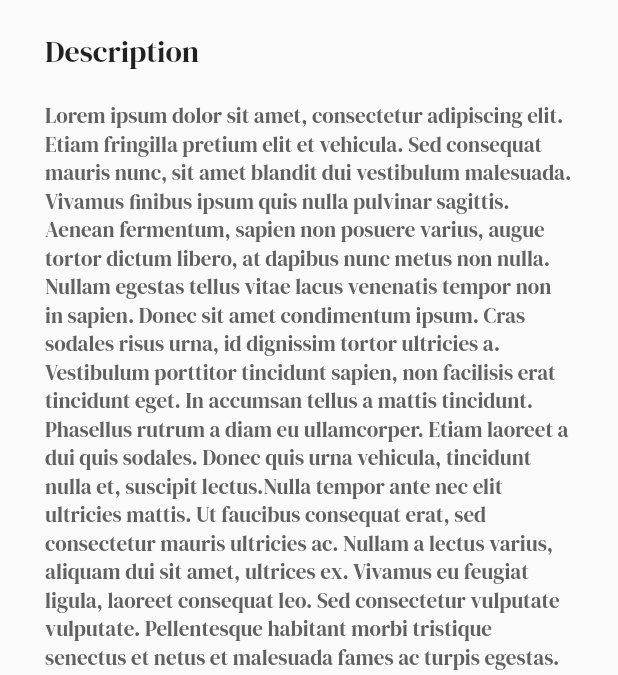
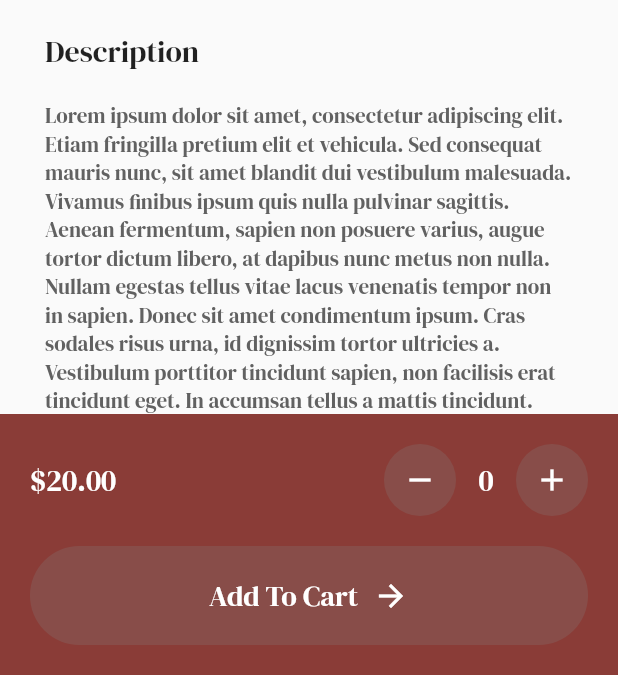
Before and after one commit to chetbis/sushi_flutter, a Flutter app: the MenuPage screen opened by its route, after a tap on "Salmon Sushi", on a phone screen of 412 x 824 dp, the part 561-1236 px from its top. Run offline on Flutter 3.47's test engine with Material 2 defaults, Android fonts, the phone set to English and light mode, and no system bars; our stand-ins replace google_fonts.

Commit message:
add quantity btns

```diff
--- a/lib/components/actionable_card.dart
+++ b/lib/components/actionable_card.dart
@@ -21,7 +21,6 @@ class ActionableCard extends StatelessWidget {
   @override
   Widget build(BuildContext context) {
     return Container(
-
       padding: const EdgeInsets.all(20),
       margin: const EdgeInsets.symmetric(horizontal: 25),
       decoration: BoxDecoration(
--- a/lib/components/button.dart
+++ b/lib/components/button.dart
@@ -1,5 +1,6 @@
 import 'package:flutter/material.dart';
 import 'package:google_fonts/google_fonts.dart';
+import 'package:sushi/theme/colors.dart';
 
 class MyButton extends StatelessWidget {
   final String text;
@@ -9,18 +10,20 @@ class MyButton extends StatelessWidget {
   const MyButton({
     super.key,
     required this.text,
-    required this.onTap,
+    this.onTap,
     required this.fontSize,
   });
 
   @override
   Widget build(BuildContext context) {
     return GestureDetector(
-      onTap: onTap,
+      onTap: () {
+        onTap?.call();
+      },
       child: Container(
         padding: const EdgeInsets.all(20),
         decoration: BoxDecoration(
-          color: const Color.fromARGB(212, 135, 81, 77),
+          color: secondaryColor,
           borderRadius: BorderRadius.circular(40),
         ),
         child: Row(
--- /dev/null
+++ b/lib/components/circular_icon_btn.dart
@@ -0,0 +1,26 @@
+import 'package:flutter/material.dart';
+import 'package:sushi/theme/colors.dart';
+
+class CircularIconButton extends StatelessWidget {
+  final IconData icon;
+  final void Function()? onPressed;
+
+  const CircularIconButton({super.key, required this.icon, this.onPressed});
+
+  @override
+  Widget build(BuildContext context) {
+    return Container(
+      decoration: const BoxDecoration(
+        color: secondaryColor,
+        shape: BoxShape.circle,
+      ),
+      child: IconButton(
+        color: Colors.white,
+        onPressed: () {
+          onPressed?.call();
+        },
+        icon: Icon(icon),
+      ),
+    );
+  }
+}
--- a/lib/components/food_tile.dart
+++ b/lib/components/food_tile.dart
@@ -6,7 +6,7 @@ class FoodTile extends StatelessWidget {
   final String name;
   final String price;
   final String rating;
-  final Function? onTapped;
+  final void Function()? onTapped;
 
   const FoodTile({
     super.key,
@@ -21,9 +21,7 @@ class FoodTile extends StatelessWidget {
   Widget build(BuildContext context) {
     return GestureDetector(
       onTap: () {
-        if (onTapped != null) {
-          onTapped!();
-        }
+        onTapped?.call();
       },
       child: Container(
         padding: const EdgeInsets.all(20),
--- a/lib/components/popular_food.dart
+++ b/lib/components/popular_food.dart
@@ -5,7 +5,7 @@ class PopularFood extends StatelessWidget {
   final String imagePath;
   final String foodName;
   final String price;
-  final Function? onTap;
+  final void Function()? onTap;
 
   const PopularFood({
     super.key,
@@ -19,9 +19,7 @@ class PopularFood extends StatelessWidget {
   Widget build(BuildContext context) {
     return GestureDetector(
       onTap: () {
-        if (onTap != null) {
-          onTap!();
-        }
+        onTap?.call();
       },
       child: Container(
         padding: const EdgeInsets.all(20),
--- a/lib/pages/food_details_page.dart
+++ b/lib/pages/food_details_page.dart
@@ -1,14 +1,35 @@
 import 'package:flutter/material.dart';
 import 'package:google_fonts/google_fonts.dart';
+import 'package:sushi/components/button.dart';
+import 'package:sushi/components/circular_icon_btn.dart';
 import 'package:sushi/models/food.dart';
+import 'package:sushi/theme/colors.dart';
 
-class FoodDetailsPage extends StatelessWidget {
+class FoodDetailsPage extends StatefulWidget {
   final Food foodItem;
 
   const FoodDetailsPage({
     super.key,
     required this.foodItem,
   });
+
+  @override
+  State<FoodDetailsPage> createState() => _FoodDetailsPageState();
+}
+
+class _FoodDetailsPageState extends State<FoodDetailsPage> {
+  int _itemQuantity = 0;
+  final _maxQuantity = 10;
+
+  _incrementQuantity() {
+    if (_itemQuantity >= _maxQuantity) return;
+    setState(() => ++_itemQuantity);
+  }
+
+  _decrementQuantity() {
+    if (_itemQuantity == 0) return;
+    setState(() => --_itemQuantity);
+  }
 
   @override
   Widget build(BuildContext context) {
@@ -23,12 +44,14 @@ class FoodDetailsPage extends StatelessWidget {
           children: [
             Expanded(
               child: ListView(
-                padding: const EdgeInsets.symmetric(horizontal: 30),
+                padding: const EdgeInsets.symmetric(
+                  horizontal: 30,
+                ),
                 children: [
                   Hero(
-                    tag: foodItem.imagePath,
+                    tag: widget.foodItem.imagePath,
                     child: Image.asset(
-                      foodItem.imagePath,
+                      widget.foodItem.imagePath,
                       height: 250,
                     ),
                   ),
@@ -39,7 +62,7 @@ class FoodDetailsPage extends StatelessWidget {
                         color: Colors.yellow[800],
                       ),
                       Text(
-                        foodItem.rating,
+                        widget.foodItem.rating,
                         style: GoogleFonts.dmSerifDisplay(
                           color: Colors.grey[700],
                         ),
@@ -50,7 +73,7 @@ class FoodDetailsPage extends StatelessWidget {
                     height: 10,
                   ),
                   Text(
-                    foodItem.name,
+                    widget.foodItem.name,
                     style: GoogleFonts.dmSerifDisplay(
                       fontWeight: FontWeight.bold,
                       fontSize: 25,
@@ -72,9 +95,70 @@ class FoodDetailsPage extends StatelessWidget {
                       color: Colors.grey[700],
                     ),
                   ),
+                  const SizedBox(height: 20),
                 ],
               ),
-            )
+            ),
+            Container(
+              decoration: const BoxDecoration(
+                color: primaryColor,
+              ),
+              child: Padding(
+                padding: const EdgeInsets.symmetric(
+                  horizontal: 20,
+                  vertical: 20,
+                ),
+                child: Column(
+                  mainAxisAlignment: MainAxisAlignment.spaceEvenly,
+                  children: [
+                    Row(
+                      mainAxisAlignment: MainAxisAlignment.spaceBetween,
+                      children: [
+                        Text(
+                          '\$${widget.foodItem.price}',
+                          style: GoogleFonts.dmSerifDisplay(
+                            color: Colors.white,
+                            fontSize: 20,
+                          ),
+                        ),
+                        Row(
+                          children: [
+                            CircularIconButton(
+                              icon: Icons.remove,
+                              onPressed: _decrementQuantity,
+                            ),
+                            SizedBox(
+                              width: 40,
+                              child: Center(
+                                child: Text(
+                                  '$_itemQuantity',
+                                  style: GoogleFonts.dmSerifDisplay(
+                                    color: Colors.white,
+                                    fontSize: 20,
+                                  ),
+                                ),
+                              ),
+                            ),
+                            CircularIconButton(
+                              icon: Icons.add,
+                              onPressed: _incrementQuantity,
+                            ),
+                          ],
+                        )
+                      ],
+                    ),
+                    const SizedBox(height: 20),
+                    MyButton(
+                      text: 'Add To Cart',
+                      onTap: () {
+                        print('add to cart tapped');
+                      },
+                      fontSize: 19,
+                    )
+                  ],
+                ),
+              ),
+            ),
           ],
         ),
       ),
--- a/lib/pages/intro_page.dart
+++ b/lib/pages/intro_page.dart
@@ -1,4 +1,5 @@
 import 'package:flutter/material.dart';
+import 'package:flutter/rendering.dart';
 import 'package:google_fonts/google_fonts.dart';
 import 'package:sushi/components/button.dart';
 import 'package:sushi/constants.dart';
@@ -17,7 +18,6 @@ class IntroPage extends StatelessWidget {
           padding: const EdgeInsets.all(25.0),
           child: SafeArea(
             child: Column(
-              mainAxisAlignment: MainAxisAlignment.spaceEvenly,
               crossAxisAlignment: CrossAxisAlignment.start,
               children: [
                 Text(
@@ -27,12 +27,12 @@ class IntroPage extends StatelessWidget {
                     color: Colors.white,
                   ),
                 ),
-                const SizedBox(height: 25),
+                const SizedBox(height: 15),
                 Padding(
                   padding: const EdgeInsets.all(50.0),
                   child: Image.asset('lib/images/fish_eggs.png'),
                 ),
-                const SizedBox(height: 25),
+                const SizedBox(height: 10),
                 Text(
                   'THE TASTE OF JAPANESE FOOD',
                   style: GoogleFonts.dmSerifDisplay(
--- a/lib/pages/menu_page.dart
+++ b/lib/pages/menu_page.dart
@@ -61,10 +61,8 @@ class MenuPage extends StatelessWidget {
           ),
         ),
       ),
-      body: SingleChildScrollView(
-        child: SafeArea(
-          child: Column(
-            crossAxisAlignment: CrossAxisAlignment.start,
+      body: SafeArea(
+        child: ListView(
           children: [
             const ActionableCard(
               actionBtnFontSize: 20,
@@ -134,7 +132,6 @@ class MenuPage extends StatelessWidget {
           ],
         ),
       ),
-      ),
     );
   }
 }
--- a/lib/theme/colors.dart
+++ b/lib/theme/colors.dart
@@ -1,3 +1,4 @@
 import 'package:flutter/material.dart';
 
 const Color primaryColor = Color.fromARGB(255, 138, 60, 55);
+const Color secondaryColor = Color.fromARGB(212, 135, 81, 77);
```
Also changed, not shown: 1 other file. Lines whose indentation alone changed are shown as unchanged.
